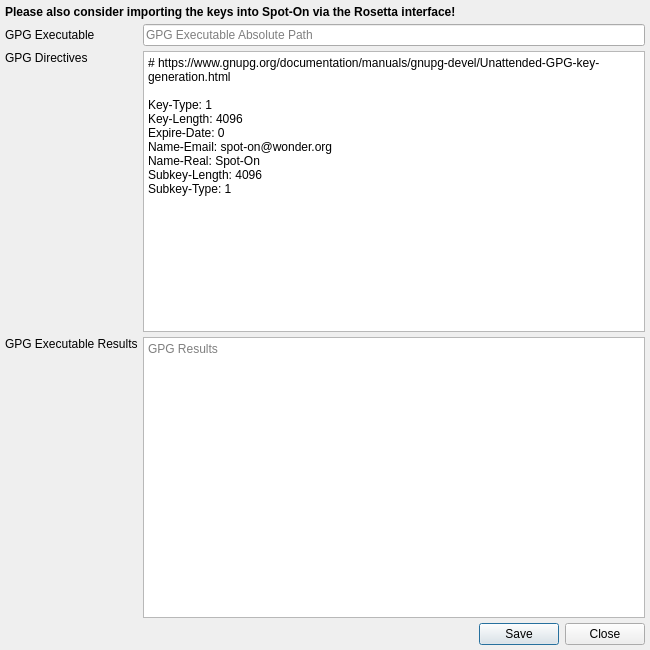
First picture: the form in Source/UI/spot-on-rosetta-gpg-new-keys.ui, repository textbrowser/spot-on, before the edit.
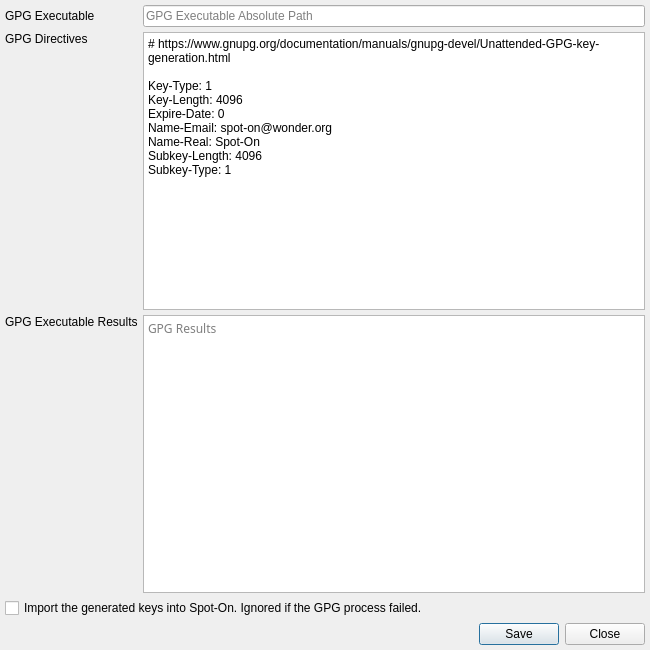
Second picture: the form after the edit. Icons and pictures are not drawn.

Commit message: Future the cute.

```diff
--- a/Source/UI/spot-on-rosetta-gpg-new-keys.ui
+++ b/Source/UI/spot-on-rosetta-gpg-new-keys.ui
@@ -33,16 +33,6 @@
    <property name="bottomMargin">
     <number>5</number>
    </property>
-   <item>
-    <widget class="QLabel" name="label_4">
-     <property name="text">
-      <string>&lt;html&gt;&lt;head/&gt;&lt;body&gt;&lt;p&gt;&lt;span style=&quot; font-weight:600;&quot;&gt;Please also consider importing the keys into Spot-On via the Rosetta interface!&lt;/span&gt;&lt;/p&gt;&lt;/body&gt;&lt;/html&gt;</string>
-     </property>
-     <property name="wordWrap">
-      <bool>true</bool>
-     </property>
-    </widget>
-   </item>
    <item>
     <layout class="QGridLayout" name="gridLayout">
      <property name="spacing">
@@ -67,6 +57,11 @@
      </item>
      <item row="3" column="1">
       <widget class="QTextBrowser" name="gpg_results">
+       <property name="font">
+        <font>
+         <family>Courier 10 Pitch</family>
+        </font>
+       </property>
        <property name="tabChangesFocus">
         <bool>true</bool>
        </property>
@@ -122,6 +117,13 @@
      </item>
     </layout>
    </item>
+   <item>
+    <widget class="QCheckBox" name="checkBox">
+     <property name="text">
+      <string>Import the generated keys into Spot-On. Ignored if the GPG process failed.</string>
+     </property>
+    </widget>
+   </item>
    <item>
     <widget class="QDialogButtonBox" name="buttonBox">
      <property name="orientation">
```
Left out of the diff: 5 changed lines with no effect on the pictures. The commit also changes 2 other files.
